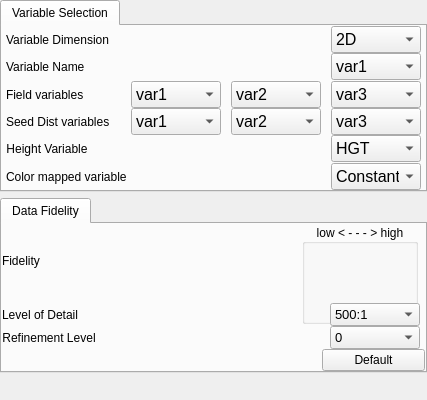
Above: apps/vaporgui/VariablesWidgetGUI.ui from StasJ/vapor-formatted before the change. Below: the same form after it.
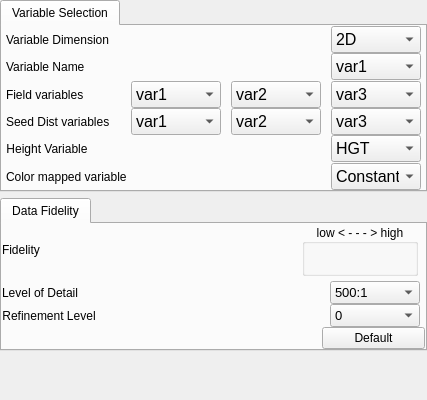
That is the form after the change.

Commit message: Set minimum height of Fidelity Controller to 50

What changed in the file:
```diff
--- a/apps/vaporgui/VariablesWidgetGUI.ui
+++ b/apps/vaporgui/VariablesWidgetGUI.ui
@@ -853,7 +853,7 @@
              <property name="minimumSize">
               <size>
                <width>0</width>
-               <height>100</height>
+               <height>50</height>
               </size>
              </property>
              <property name="whatsThis">
```
